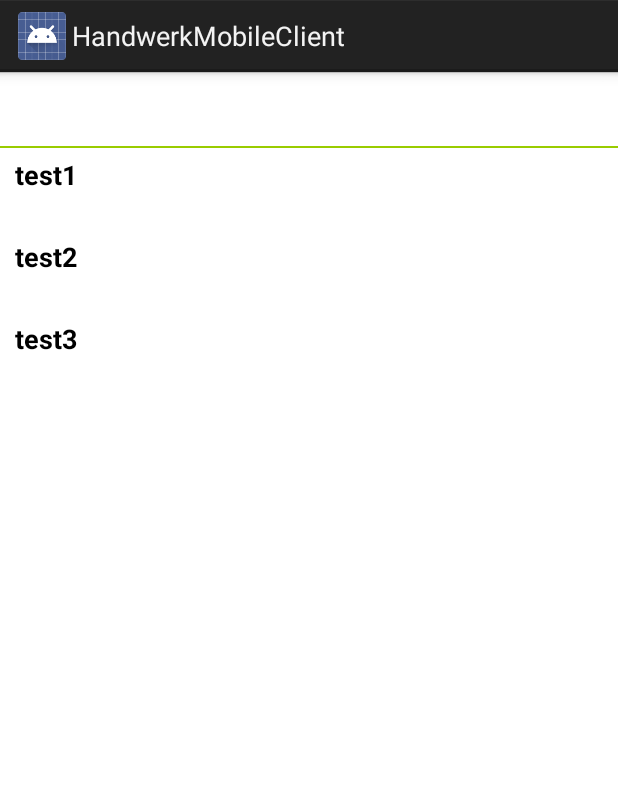
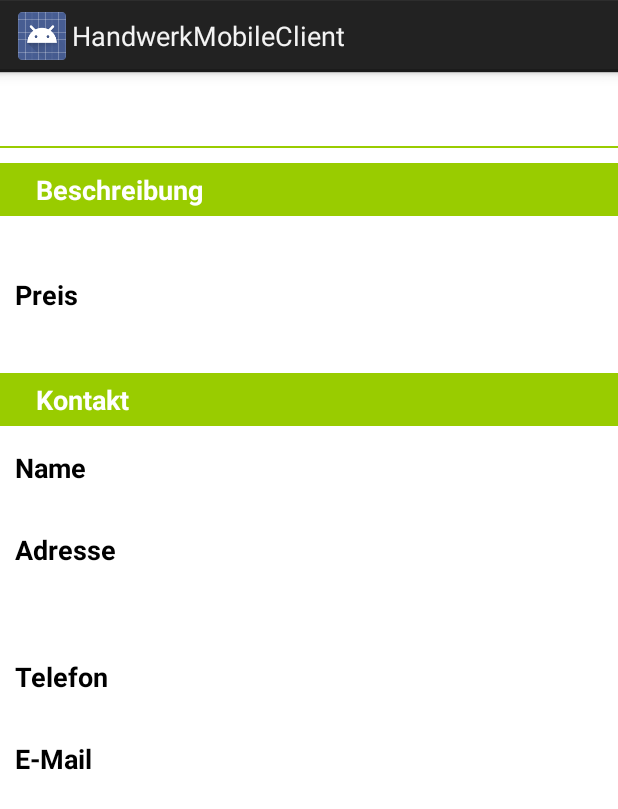
Before and after one commit to itchyaut22/HandwerkMobileClient, an Android app: the layout activity_service_detail.xml on its own in the app's theme, with its tools: preview values and no code run, on a phone screen of 412 x 824 dp. Shown: the top 809 px of the screen. Run offline under Robolectric (Android 15) with nearby library versions, the phone set to English and light mode, and no system bars.

Commit message:
detail fragment changes

```diff
--- a/app/src/main/java/se/jku/at/handwerkmobileclient/activities/ServiceDetailActivity.java
+++ b/app/src/main/java/se/jku/at/handwerkmobileclient/activities/ServiceDetailActivity.java
@@ -9,6 +9,7 @@ import org.androidannotations.annotations.Extra;
 import org.androidannotations.annotations.ViewById;
 
 import se.jku.at.handwerkmobileclient.R;
+import se.jku.at.handwerkmobileclient.model.Manufacturer;
 import se.jku.at.handwerkmobileclient.model.Service;
 import se.jku.at.handwerkmobileclient.rest.impl.HandwerkResourceImpl;
 
@@ -21,18 +22,48 @@ public class ServiceDetailActivity extends FragmentActivity {
     @ViewById(R.id.service_detail_headline)
     TextView headline;
 
+    @ViewById(R.id.service_detail_price)
+    TextView price;
+
+    @ViewById(R.id.service_detail_details)
+    TextView details;
+
+    @ViewById(R.id.service_detail_name)
+    TextView name;
+
     @ViewById(R.id.service_detail_address)
     TextView address;
 
-    @ViewById(R.id.service_detail_distanceTo)
-    TextView distance;
+    @ViewById(R.id.service_detail_country)
+    TextView country;
+
+    @ViewById(R.id.service_detail_tel)
+    TextView tel;
+
+    @ViewById(R.id.service_detail_email)
+    TextView email;
 
     private Service service;
+    private Manufacturer manufacturer;
 
     @AfterViews
     void init() {
         service = new HandwerkResourceImpl().getService(id);
-        headline.setText(service.getHeadline());
-        distance.setText(service.getDetailInfo());
+
+        if (service != null) {
+            manufacturer = new HandwerkResourceImpl().getManufacturer(service.getSupplierid());
+            headline.setText(service.getHeadline());
+            details.setText(service.getDetailInfo());
+            price.setText(service.getPrice() + " €");
+        }
+
+        if (service != null && manufacturer != null) {
+            name.setText(manufacturer.getName());
+            address.setText(manufacturer.getAddress() + ", " + manufacturer.getPlz() + " " + manufacturer.getCity());
+            country.setText(manufacturer.getCountry());
+            tel.setText(manufacturer.getTel());
+            email.setText(manufacturer.getEmail());
+        }
+
     }
 }
--- a/app/src/main/java/se/jku/at/handwerkmobileclient/fragments/ListFragment.java
+++ b/app/src/main/java/se/jku/at/handwerkmobileclient/fragments/ListFragment.java
@@ -20,7 +20,7 @@ import se.jku.at.handwerkmobileclient.model.ServiceAdapter;
 /**
  * Created by Martin on 14.05.15.
  */
-@EFragment(R.layout.listfragment)
+@EFragment(R.layout.fragment_list)
 public class ListFragment extends Fragment implements AdapterView.OnItemSelectedListener {
 
     @ViewById(R.id.list_view)
--- a/app/src/main/res/layout/activity_service_detail.xml
+++ b/app/src/main/res/layout/activity_service_detail.xml
@@ -29,16 +29,86 @@
         <LinearLayout
             android:layout_width="match_parent"
             android:layout_height="wrap_content"
-            android:orientation="vertical"
-            android:paddingLeft="10dp" >
+            android:orientation="vertical">
+
+            <TextView
+                android:layout_width="match_parent"
+                android:layout_height="wrap_content"
+                android:textAppearance="?android:attr/textAppearanceMedium"
+                android:text="    Beschreibung"
+                android:id="@+id/textView2"
+                android:background="@android:color/holo_green_light"
+                android:padding="5dp"
+                android:layout_marginBottom="10dp"
+                android:textStyle="bold"
+                android:textColor="@android:color/white"
+                android:layout_marginTop="10dp" />
+
+            <TextView
+                android:id="@+id/service_detail_details"
+                android:layout_width="match_parent"
+                android:layout_height="wrap_content"
+                android:paddingBottom="5dp"
+                android:paddingLeft="5dp"
+                android:textAppearance="?android:attr/textAppearanceMedium"
+                android:layout_marginLeft="10dp" />
+
+            <TextView
+                android:layout_width="match_parent"
+                android:layout_height="wrap_content"
+                android:text="Preis"
+                android:textAppearance="?android:attr/textAppearanceMedium"
+                android:textStyle="bold"
+                android:layout_marginLeft="10dp" />
+
+            <TextView
+                android:id="@+id/service_detail_price"
+                android:layout_width="match_parent"
+                android:layout_height="wrap_content"
+                android:paddingBottom="5dp"
+                android:paddingLeft="5dp"
+                android:textAppearance="?android:attr/textAppearanceMedium"
+                android:layout_marginLeft="10dp" />
+
+            <TextView
+                android:layout_width="match_parent"
+                android:layout_height="wrap_content"
+                android:textAppearance="?android:attr/textAppearanceMedium"
+                android:text="    Kontakt"
+                android:id="@+id/tv_contact"
+                android:background="@android:color/holo_green_light"
+                android:padding="5dp"
+                android:layout_marginBottom="10dp"
+                android:textStyle="bold"
+                android:textColor="@android:color/white"
+                android:layout_marginTop="10dp" />
 
             <TextView
                 android:layout_width="match_parent"
                 android:layout_height="wrap_content"
                 android:paddingTop="5dp"
-                android:text="test1"
+                android:text="Name"
                 android:textAppearance="?android:attr/textAppearanceMedium"
-                android:textStyle="bold" />
+                android:textStyle="bold"
+                android:id="@+id/textView"
+                android:layout_marginLeft="10dp" />
+
+            <TextView
+                android:id="@+id/service_detail_name"
+                android:layout_width="match_parent"
+                android:layout_height="wrap_content"
+                android:paddingBottom="5dp"
+                android:paddingLeft="5dp"
+                android:textAppearance="?android:attr/textAppearanceMedium"
+                android:layout_marginLeft="10dp" />
+
+            <TextView
+                android:layout_width="match_parent"
+                android:layout_height="wrap_content"
+                android:text="Adresse"
+                android:textAppearance="?android:attr/textAppearanceMedium"
+                android:textStyle="bold"
+                android:layout_marginLeft="10dp" />
 
             <TextView
                 android:id="@+id/service_detail_address"
@@ -46,36 +116,53 @@
                 android:layout_height="wrap_content"
                 android:paddingBottom="5dp"
                 android:paddingLeft="5dp"
-                android:textAppearance="?android:attr/textAppearanceMedium" />
+                android:textAppearance="?android:attr/textAppearanceMedium"
+                android:layout_marginLeft="10dp" />
+
+            <TextView
+                android:id="@+id/service_detail_country"
+                android:layout_width="match_parent"
+                android:layout_height="wrap_content"
+                android:paddingBottom="5dp"
+                android:paddingLeft="5dp"
+                android:textAppearance="?android:attr/textAppearanceMedium"
+                android:layout_marginLeft="10dp" />
 
             <TextView
                 android:layout_width="match_parent"
                 android:layout_height="wrap_content"
-                android:text="test2"
+                android:text="Telefon"
                 android:textAppearance="?android:attr/textAppearanceMedium"
-                android:textStyle="bold" />
+                android:textStyle="bold"
+                android:layout_marginLeft="10dp" />
 
             <TextView
-                android:id="@+id/service_detail_distanceTo"
+                android:id="@+id/service_detail_tel"
                 android:layout_width="match_parent"
                 android:layout_height="wrap_content"
                 android:paddingBottom="5dp"
                 android:paddingLeft="5dp"
-                android:textAppearance="?android:attr/textAppearanceMedium" />
+                android:textAppearance="?android:attr/textAppearanceMedium"
+                android:layout_marginLeft="10dp" />
 
             <TextView
                 android:layout_width="match_parent"
                 android:layout_height="wrap_content"
-                android:text="test3"
+                android:text="E-Mail"
                 android:textAppearance="?android:attr/textAppearanceMedium"
-                android:textStyle="bold" />
+                android:textStyle="bold"
+                android:id="@+id/textView4"
+                android:layout_marginLeft="10dp" />
 
-            <LinearLayout
-                android:id="@+id/myTestPlaceholder"
+            <TextView
+                android:id="@+id/service_detail_email"
                 android:layout_width="match_parent"
-                android:layout_height="fill_parent"
-                android:orientation="vertical"
-                android:paddingLeft="5dp" />
+                android:layout_height="wrap_content"
+                android:paddingBottom="5dp"
+                android:paddingLeft="5dp"
+                android:textAppearance="?android:attr/textAppearanceMedium"
+                android:layout_marginLeft="10dp" />
+
         </LinearLayout>
     </ScrollView>
 
--- a/app/src/main/res/layout/listfragment.xml
+++ b/app/src/main/res/layout/fragment_list.xml
@@ -4,13 +4,13 @@
     android:layout_height="fill_parent"
     android:focusable="true"
     android:focusableInTouchMode="true"
-    android:orientation="vertical" >
+    android:orientation="vertical">
 
     <LinearLayout
         android:layout_width="match_parent"
         android:layout_height="wrap_content"
         android:orientation="vertical"
-        android:paddingTop="3dp" >
+        android:paddingTop="3dp">
 
         <LinearLayout
             android:layout_width="match_parent"
@@ -18,13 +18,13 @@
             android:orientation="horizontal"
             android:paddingBottom="5dp"
             android:paddingLeft="10dp"
-            android:paddingRight="10dp" >
+            android:paddingRight="10dp">
 
-                <Spinner
-        android:id="@+id/spinner1"
-        android:layout_width="match_parent"
-        android:layout_height="wrap_content"
-        android:background="@drawable/rounded_exittext" />
+            <Spinner
+                android:id="@+id/spinner1"
+                android:layout_width="match_parent"
+                android:layout_height="wrap_content"
+                android:background="@drawable/rounded_exittext" />
         </LinearLayout>
 
         <LinearLayout
@@ -33,27 +33,20 @@
             android:orientation="horizontal"
             android:paddingBottom="5dp"
             android:paddingLeft="10dp"
-            android:paddingRight="10dp" >
+            android:paddingRight="10dp">
 
             <EditText
                 android:id="@+id/inputSearch"
-                android:paddingLeft="5dp"
                 android:layout_width="0dp"
                 android:layout_height="wrap_content"
                 android:layout_weight="1"
                 android:background="@drawable/rounded_exittext"
+                android:paddingLeft="5dp"
                 android:textColor="@android:color/holo_green_dark" />
         </LinearLayout>
 
         <View style="@style/Divider" />
     </LinearLayout>
-
-
-    <!-- Editext for Search -->
-
-
-
-
 
     <!-- List View -->
     <ListView
--- a/app/src/main/res/layout/testfragment.xml
+++ /dev/null
@@ -1,13 +0,0 @@
-<?xml version="1.0" encoding="utf-8"?>
-<LinearLayout xmlns:android="http://schemas.android.com/apk/res/android"
-    android:orientation="vertical" android:layout_width="match_parent"
-    android:layout_height="match_parent">
-
-    <TextView
-        android:layout_width="wrap_content"
-        android:layout_height="wrap_content"
-        android:textAppearance="?android:attr/textAppearanceLarge"
-        android:text="Large Text"
-        android:id="@+id/textView"
-        android:layout_gravity="center_horizontal" />
-</LinearLayout>
```
Also changed, not shown: app/build.gradle (+4 -3 lines).
